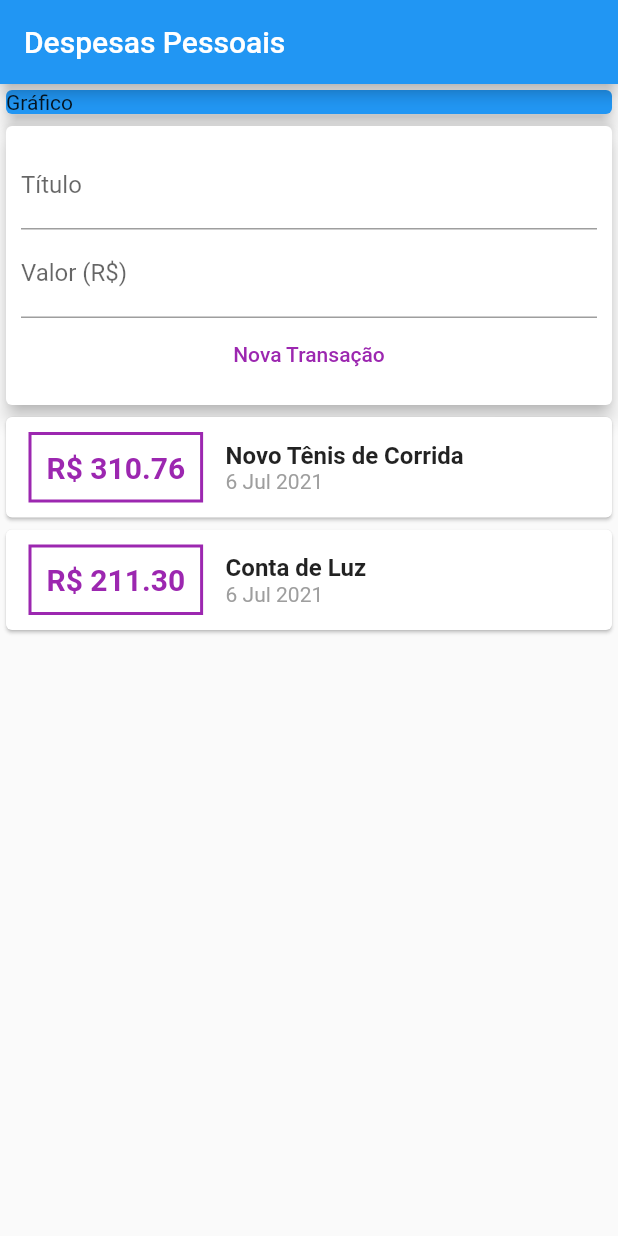
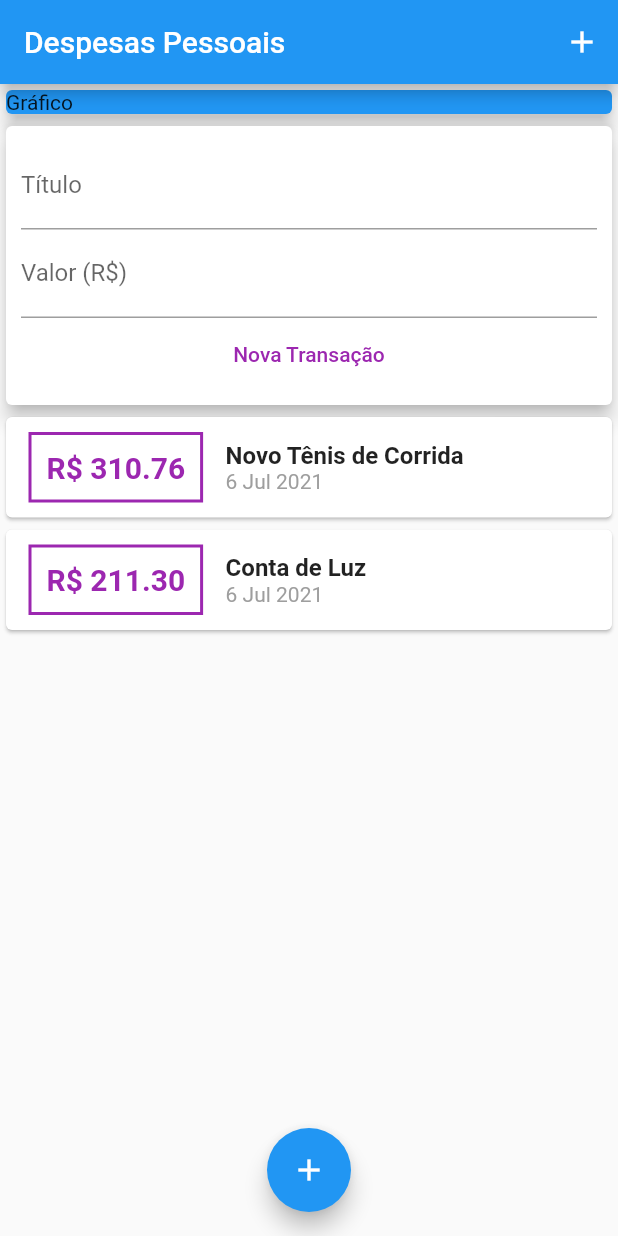
Before and after one commit to gabrielkussler/app-despesas, a Flutter app: the screen it shows after launch, on a phone screen of 412 x 824 dp. Run offline on Flutter 3.47's test engine with Material 2 defaults, Android fonts, the phone set to English and light mode, and no system bars.

Commit message:
Botões de adicionar transação com IconButton e floatactionButton

```diff
--- a/lib/main.dart
+++ b/lib/main.dart
@@ -19,6 +19,9 @@ class MyHomePage extends StatelessWidget {
     return Scaffold(
       appBar: AppBar(
         title: Text('Despesas Pessoais'),
+        actions: [
+          IconButton(onPressed: () {}, icon: Icon(Icons.add))
+        ],
       ),
       body: SingleChildScrollView(
         child: Column(
@@ -35,6 +38,11 @@ class MyHomePage extends StatelessWidget {
           ],
         ),
       ),
+      floatingActionButton: FloatingActionButton(
+        child: Icon(Icons.add),
+        onPressed: () {},
+      ),
+      floatingActionButtonLocation: FloatingActionButtonLocation.centerFloat,
     );
   }
 }
```
